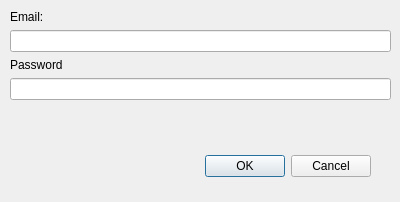
Above: UI/forms/OBSBasicLogin.ui from evercast/evercast-broadcaster-software before the change. Below: the same form after it.
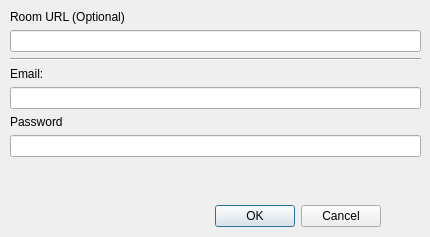
That is the form after the change.

Commit message: Join room by entering room URL

Diff of the .ui file:
```diff
--- a/UI/forms/OBSBasicLogin.ui
+++ b/UI/forms/OBSBasicLogin.ui
@@ -6,8 +6,8 @@
    <rect>
     <x>0</x>
     <y>0</y>
-    <width>400</width>
-    <height>202</height>
+    <width>430</width>
+    <height>237</height>
    </rect>
   </property>
   <property name="windowTitle">
@@ -19,8 +19,8 @@
   <widget class="QDialogButtonBox" name="buttonBox">
    <property name="geometry">
     <rect>
-     <x>30</x>
-     <y>150</y>
+     <x>40</x>
+     <y>200</y>
      <width>341</width>
      <height>32</height>
     </rect>
@@ -37,11 +37,32 @@
     <rect>
      <x>10</x>
      <y>10</y>
-     <width>381</width>
-     <height>131</height>
+     <width>411</width>
+     <height>182</height>
     </rect>
    </property>
    <layout class="QVBoxLayout" name="verticalLayout">
+    <item>
+     <widget class="QLabel" name="label_3">
+      <property name="text">
+       <string>Room URL (Optional)</string>
+      </property>
+     </widget>
+    </item>
+    <item>
+     <widget class="QLineEdit" name="roomURL">
+      <property name="focusPolicy">
+       <enum>Qt::ClickFocus</enum>
+      </property>
+     </widget>
+    </item>
+    <item>
+     <widget class="Line" name="line">
+      <property name="orientation">
+       <enum>Qt::Horizontal</enum>
+      </property>
+     </widget>
+    </item>
     <item>
      <widget class="QLabel" name="label">
       <property name="text">
```
The commit also changes 13 other files.
